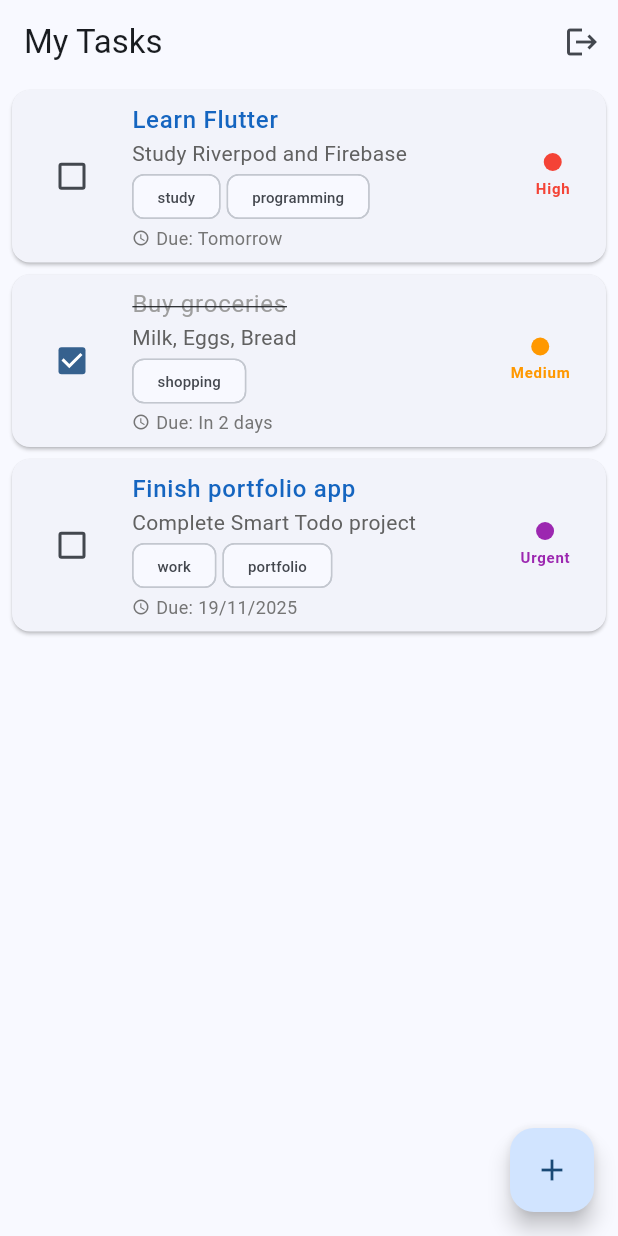
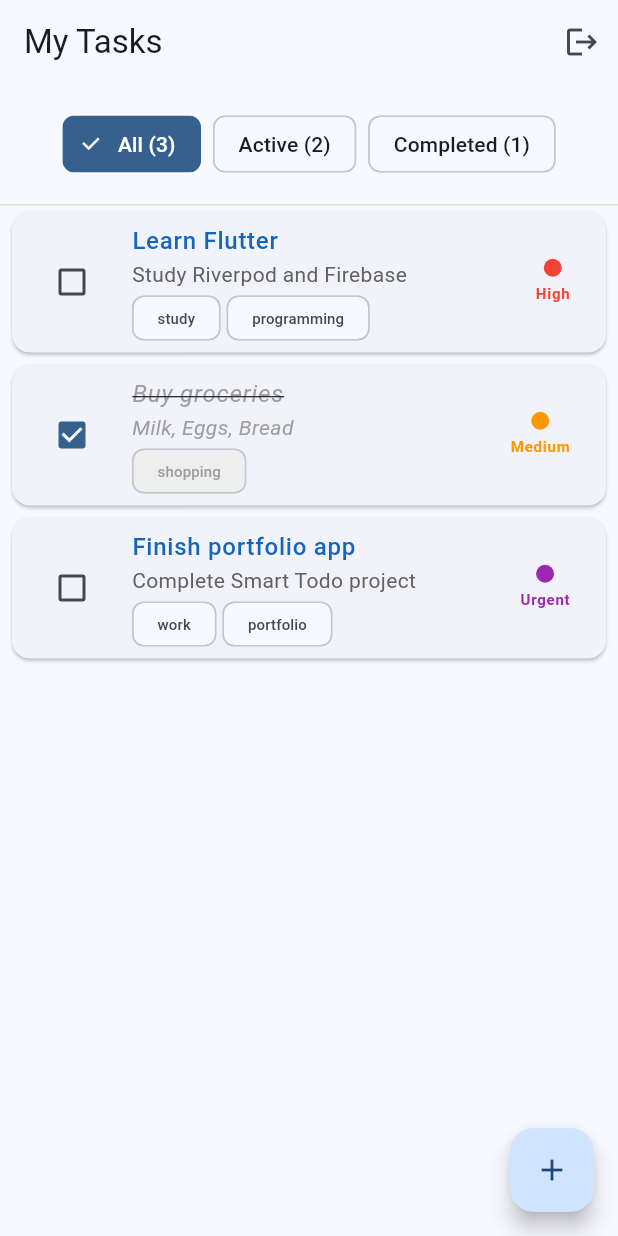
Before and after one commit to IOPbEBI14/MyPortfolio, a Flutter app: the screen it shows once a user with an empty profile is signed in, on a phone screen of 412 x 824 dp. Run offline on Flutter 3.47's test engine with Material 3 defaults, Android fonts, the phone set to English and light mode, and no system bars; our stand-ins replace cloud_firestore, connectivity_plus, equatable, firebase_auth, firebase_core, flutter_riverpod and 2 more; accounts and stored records are empty.

Commit message:
smart_todo. Фильтрация
✅ Фильтрация задач - All/Active/Completed

✅ Счетчики задач - показывают количество в каждом фильтре

✅ Умные пустые состояния - разные сообщения для разных фильтров

✅ Очистка выполненных задач - кнопка удаления всех завершенных

✅ Улучшенный UI - фильтры в виде чипсов

```diff
--- /dev/null
+++ b/smart_todo/lib/features/tasks/application/simple_filter.dart
@@ -0,0 +1,37 @@
+import 'package:flutter_riverpod/flutter_riverpod.dart';
+import '../../../domain/entities/task.dart';
+
+// Типы фильтров
+enum TaskFilter {
+  all,
+  active,
+  completed,
+}
+
+// В Riverpod 3.0.3 используем NotifierProvider для состояния фильтра
+final taskFilterProvider = NotifierProvider<TaskFilterNotifier, TaskFilter>(() {
+  return TaskFilterNotifier();
+});
+
+class TaskFilterNotifier extends Notifier<TaskFilter> {
+  @override
+  TaskFilter build() {
+    return TaskFilter.all;
+  }
+
+  void setFilter(TaskFilter filter) {
+    state = filter;
+  }
+}
+
+// Функция для фильтрации задач
+List<Task> filterTasks(List<Task> tasks, TaskFilter filter) {
+  switch (filter) {
+    case TaskFilter.all:
+      return tasks;
+    case TaskFilter.active:
+      return tasks.where((task) => !task.isCompleted).toList();
+    case TaskFilter.completed:
+      return tasks.where((task) => task.isCompleted).toList();
+  }
+}
--- a/smart_todo/lib/features/tasks/presentation/screens/tasks_screen.dart
+++ b/smart_todo/lib/features/tasks/presentation/screens/tasks_screen.dart
@@ -7,27 +7,56 @@ import '../../../../domain/entities/task.dart';
 import '../../../auth/application/auth_controller.dart';
 import '../../application/simple_task_controller.dart'; // Используем простой контроллер
 import '../widgets/edit_task_form.dart'; // Добавляем импорт
+import '../widgets/task_filter_chip.dart'; // Добавляем импорт
+import '../../application/simple_filter.dart';
 
 class TasksScreen extends ConsumerWidget {
   const TasksScreen({super.key});
 
   @override
   Widget build(BuildContext context, WidgetRef ref) {
-    final tasks = ref.watch(simpleTaskControllerProvider);
+    final allTasks = ref.watch(simpleTaskControllerProvider);
+    final currentFilter = ref.watch(taskFilterProvider); // Из simple_filter.dart
+
+    // Фильтруем задачи с помощью функции из simple_filter.dart
+    final tasks = filterTasks(allTasks, currentFilter);
 
     return Scaffold(
       appBar: AppBar(
         title: const Text('My Tasks'),
         actions: [
+          if (currentFilter == TaskFilter.completed)
+            IconButton(
+              icon: const Icon(Icons.delete_sweep),
+              onPressed: () {
+                _showClearCompletedDialog(context, ref);
+              },
+              tooltip: 'Clear completed tasks',
+            ),
           IconButton(
             icon: const Icon(Icons.logout),
             onPressed: () {
               _showLogoutDialog(context, ref);
             },
+            tooltip: 'Logout',
           ),
         ],
       ),
-      body: _buildBody(tasks, ref, context),
+      body: Column(
+        children: [
+          Padding(
+            padding: const EdgeInsets.all(16),
+            child: TaskFilterChip(),
+          ),
+          Container(
+            height: 1,
+            color: Colors.grey[300],
+          ),
+          Expanded(
+            child: _buildBody(tasks, ref, context, currentFilter, allTasks),
+          ),
+        ],
+      ),
       floatingActionButton: FloatingActionButton(
         onPressed: () {
           _showAddTaskDialog(context, ref);
@@ -37,26 +66,10 @@ class TasksScreen extends ConsumerWidget {
     );
   }
 
-  Widget _buildBody(List<Task> tasks, WidgetRef ref, BuildContext context) {
+  // Остальные методы остаются без изменений...
+  Widget _buildBody(List<Task> tasks, WidgetRef ref, BuildContext context, TaskFilter currentFilter, List<Task> allTasks) {
     if (tasks.isEmpty) {
-      return const Center(
-        child: Column(
-          mainAxisAlignment: MainAxisAlignment.center,
-          children: [
-            Icon(Icons.task_alt, size: 64, color: Colors.grey),
-            SizedBox(height: 16),
-            Text(
-              'No tasks yet',
-              style: TextStyle(fontSize: 18, color: Colors.grey),
-            ),
-            SizedBox(height: 8),
-            Text(
-              'Tap + to add your first task',
-              style: TextStyle(color: Colors.grey),
-            ),
-          ],
-        ),
-      );
+      return _buildEmptyState(currentFilter, allTasks);
     }
 
     return ListView.builder(
@@ -68,6 +81,62 @@ class TasksScreen extends ConsumerWidget {
     );
   }
 
+  Widget _buildEmptyState(TaskFilter currentFilter, List<Task> allTasks) {
+    String message;
+    String subtitle;
+
+    if (allTasks.isEmpty) {
+      message = 'No tasks yet';
+      subtitle = 'Tap + to add your first task';
+    } else {
+      switch (currentFilter) {
+        case TaskFilter.active:
+          message = 'No active tasks';
+          subtitle = 'All tasks are completed! 🎉';
+          break;
+        case TaskFilter.completed:
+          message = 'No completed tasks';
+          subtitle = 'Time to get things done! 💪';
+          break;
+        case TaskFilter.all:
+          message = 'No tasks';
+          subtitle = 'Something went wrong';
+          break;
+      }
+    }
+
+    return Center(
+      child: Column(
+        mainAxisAlignment: MainAxisAlignment.center,
+        children: [
+          Icon(
+            Icons.task_alt,
+            size: 64,
+            color: Colors.grey[400],
+          ),
+          const SizedBox(height: 16),
+          Text(
+            message,
+            style: TextStyle(
+              fontSize: 18,
+              color: Colors.grey[600],
+              fontWeight: FontWeight.w500,
+            ),
+          ),
+          const SizedBox(height: 8),
+          Text(
+            subtitle,
+            style: TextStyle(
+              color: Colors.grey[500],
+            ),
+            textAlign: TextAlign.center,
+          ),
+        ],
+      ),
+    );
+  }
+
+  // ... остальные методы без изменений
   Widget _buildTaskTile(Task task, WidgetRef ref, BuildContext context) {
     return Card(
       margin: const EdgeInsets.symmetric(horizontal: 8, vertical: 4),
@@ -84,6 +153,7 @@ class TasksScreen extends ConsumerWidget {
               ? TextStyle(
             decoration: TextDecoration.lineThrough,
             color: Colors.grey,
+            fontStyle: FontStyle.italic,
           )
               : TextStyle(
             fontWeight: FontWeight.w500,
@@ -99,8 +169,9 @@ class TasksScreen extends ConsumerWidget {
                 child: Text(
                   task.description!,
                   style: TextStyle(
-                    color: Colors.grey[700],
+                    color: task.isCompleted ? Colors.grey : Colors.grey[700],
                     fontSize: 14,
+                    fontStyle: task.isCompleted ? FontStyle.italic : FontStyle.normal,
                   ),
                 ),
               ),
@@ -110,28 +181,15 @@ class TasksScreen extends ConsumerWidget {
                 children: task.tags.map((tag) => Chip(
                   label: Text(
                     tag,
-                    style: const TextStyle(fontSize: 10),
+                    style: TextStyle(
+                      fontSize: 10,
+                      color: task.isCompleted ? Colors.grey : null,
+                    ),
                   ),
                   materialTapTargetSize: MaterialTapTargetSize.shrinkWrap,
                   visualDensity: VisualDensity.compact,
+                  backgroundColor: task.isCompleted ? Colors.grey[200] : null,
                 )).toList(),
-              ),
-            if (task.deadline != null)
-              Padding(
-                padding: const EdgeInsets.only(top: 4),
-                child: Row(
-                  children: [
-                    Icon(Icons.access_time, size: 12, color: Colors.grey[600]),
-                    const SizedBox(width: 4),
-                    Text(
-                      'Due: ${_formatDate(task.deadline!)}',
-                      style: TextStyle(
-                        fontSize: 12,
-                        color: Colors.grey[600],
-                      ),
-                    ),
-                  ],
-                ),
               ),
           ],
         ),
@@ -140,7 +198,7 @@ class TasksScreen extends ConsumerWidget {
           _showDeleteDialog(context, ref, task);
         },
         onTap: () {
-          _showEditTaskDialog(context, ref, task); // Добавляем обработчик тапа
+          _showEditTaskDialog(context, ref, task);
         },
       ),
     );
@@ -181,19 +239,41 @@ class TasksScreen extends ConsumerWidget {
     );
   }
 
-  String _formatDate(DateTime date) {
-    final now = DateTime.now();
-    final difference = date.difference(now);
+  void _showClearCompletedDialog(BuildContext context, WidgetRef ref) {
+    final completedTasks = ref.read(simpleTaskControllerProvider)
+        .where((task) => task.isCompleted)
+        .toList();
 
-    if (difference.inDays == 0) {
-      return 'Today';
-    } else if (difference.inDays == 1) {
-      return 'Tomorrow';
-    } else if (difference.inDays < 7) {
-      return 'In ${difference.inDays} days';
-    } else {
-      return '${date.day}/${date.month}/${date.year}';
-    }
+    if (completedTasks.isEmpty) return;
+
+    showDialog(
+      context: context,
+      builder: (context) => AlertDialog(
+        title: const Text('Clear Completed Tasks'),
+        content: Text('Are you sure you want to delete ${completedTasks.length} completed task${completedTasks.length > 1 ? 's' : ''}?'),
+        actions: [
+          TextButton(
+            onPressed: () => Navigator.of(context).pop(),
+            child: const Text('Cancel'),
+          ),
+          TextButton(
+            onPressed: () {
+              for (final task in completedTasks) {
+                ref.read(simpleTaskControllerProvider.notifier).deleteTask(task.id);
+              }
+              Navigator.of(context).pop();
+              ScaffoldMessenger.of(context).showSnackBar(
+                SnackBar(
+                  content: Text('Cleared ${completedTasks.length} completed task${completedTasks.length > 1 ? 's' : ''}'),
+                  duration: const Duration(seconds: 2),
+                ),
+              );
+            },
+            child: const Text('Clear'),
+          ),
+        ],
+      ),
+    );
   }
 
   void _showEditTaskDialog(BuildContext context, WidgetRef ref, Task task) {
@@ -276,7 +356,7 @@ class TasksScreen extends ConsumerWidget {
   }
 }
 
-// AddTaskForm остается без изменений...
+// AddTaskForm остается без изменений
 class AddTaskForm extends ConsumerStatefulWidget {
   final VoidCallback onAddTask;
 
--- /dev/null
+++ b/smart_todo/lib/features/tasks/presentation/widgets/task_filter_chip.dart
@@ -0,0 +1,76 @@
+import 'package:flutter/material.dart';
+import 'package:flutter_riverpod/flutter_riverpod.dart';
+import '../../../../domain/entities/task.dart'; // Добавляем импорт
+import '../../application/simple_task_controller.dart'; // Добавляем импорт
+import '../../application/simple_filter.dart';
+
+class TaskFilterChip extends ConsumerWidget {
+  const TaskFilterChip({super.key});
+
+  @override
+  Widget build(BuildContext context, WidgetRef ref) {
+    final currentFilter = ref.watch(taskFilterProvider); // Из simple_filter.dart
+    final tasks = ref.watch(simpleTaskControllerProvider);
+
+    // Подсчет задач по статусам
+    final activeCount = tasks.where((task) => !task.isCompleted).length;
+    final completedCount = tasks.where((task) => task.isCompleted).length;
+
+    return SingleChildScrollView(
+      scrollDirection: Axis.horizontal,
+      child: Row(
+        children: [
+          _buildFilterChip(
+            context: context,
+            ref: ref,
+            filter: TaskFilter.all,
+            currentFilter: currentFilter,
+            label: 'All (${tasks.length})',
+          ),
+          const SizedBox(width: 8),
+          _buildFilterChip(
+            context: context,
+            ref: ref,
+            filter: TaskFilter.active,
+            currentFilter: currentFilter,
+            label: 'Active ($activeCount)',
+          ),
+          const SizedBox(width: 8),
+          _buildFilterChip(
+            context: context,
+            ref: ref,
+            filter: TaskFilter.completed,
+            currentFilter: currentFilter,
+            label: 'Completed ($completedCount)',
+          ),
+        ],
+      ),
+    );
+  }
+
+  Widget _buildFilterChip({
+    required BuildContext context,
+    required WidgetRef ref,
+    required TaskFilter filter,
+    required TaskFilter currentFilter,
+    required String label,
+  }) {
+    final isSelected = currentFilter == filter;
+
+    return FilterChip(
+      label: Text(
+        label,
+        style: TextStyle(
+          color: isSelected ? Colors.white : Theme.of(context).colorScheme.onSurface,
+        ),
+      ),
+      selected: isSelected,
+      onSelected: (selected) {
+        ref.read(taskFilterProvider.notifier).setFilter(filter);
+      },
+      backgroundColor: Theme.of(context).colorScheme.surface,
+      selectedColor: Theme.of(context).colorScheme.primary,
+      checkmarkColor: Colors.white,
+    );
+  }
+}
```
